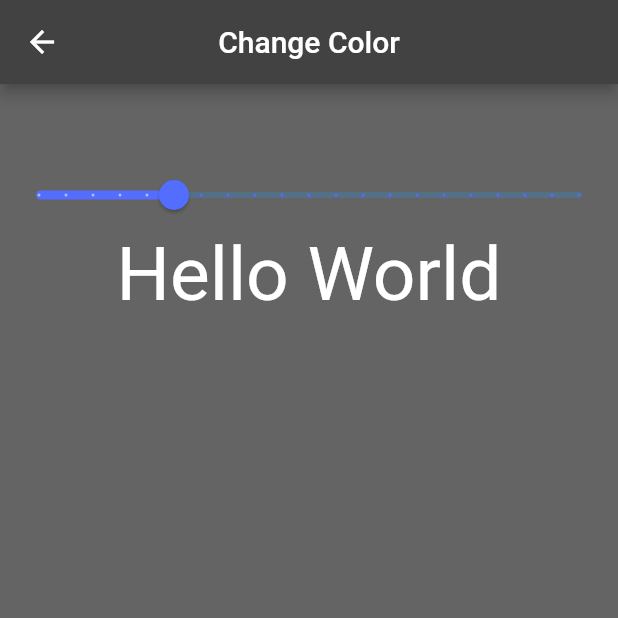
After one commit to DeijoseDevelop/proyecto_flutter_LSV, a Flutter app: the screen it shows after launch, after a tap on "Change Color", on a phone screen of 412 x 824 dp, the top half of it. The commit adds this screen. Run offline on Flutter 3.47's test engine with Material 2 defaults, Android fonts, the phone set to English and light mode, and no system bars; network calls fail.

Commit message:
add change color page

```diff
--- a/lib/src/routes/routes.dart
+++ b/lib/src/routes/routes.dart
@@ -7,6 +7,7 @@ import 'package:final_project_of_mobile/src/view/count_screen.dart';
 import 'package:final_project_of_mobile/src/view/cont_page.dart';
 import 'package:final_project_of_mobile/src/view/gallery_view.dart';
 import 'package:final_project_of_mobile/src/view/alert_view.dart';
+import 'package:final_project_of_mobile/src/view/change_color.dart';
 
 
 Map<String, WidgetBuilder> getRoutes(){
@@ -17,5 +18,6 @@ Map<String, WidgetBuilder> getRoutes(){
     '/task': (BuildContext context) => const CountScreen(),
     '/gallery': (BuildContext context) => const Gallery(),
     '/alert': (BuildContext context) => const AlertView(),
+    '/changeColor': (BuildContext context) => const ChangeColor(),
   };
 }
--- /dev/null
+++ b/lib/src/view/change_color.dart
@@ -0,0 +1,61 @@
+import 'package:flutter/material.dart';
+import 'dart:math';
+
+class ChangeColor extends StatefulWidget {
+  const ChangeColor({Key? key}) : super(key: key);
+
+  @override
+  State<ChangeColor> createState() => _ChangeColorState();
+}
+
+class _ChangeColorState extends State<ChangeColor> {
+  double _valueSlider = 100.0;
+  int color1 = 100;
+  int color2 = 100;
+  int color3 = 100;
+  int textColor1 = 255;
+  int textColor2 = 255;
+  int textColor3 = 255;
+
+  @override
+  Widget build(BuildContext context) {
+    return Scaffold(
+      backgroundColor: Color.fromRGBO(color1, color2, color3, 1),
+      appBar: AppBar(
+        title: const Text('Change Color'),
+        centerTitle: true,
+      ),
+      body: Container(
+        padding: const EdgeInsets.only(top: 50.0),
+        child: Column(
+          children: <Widget>[
+            _createSlider(),
+            Text('Hello World', style: TextStyle(color: Color.fromRGBO(textColor1, textColor2, textColor3, 1), fontSize: 50)),
+          ],
+        ),
+      ),
+    );
+  }
+
+  Widget _createSlider() {
+    return Slider(
+      activeColor: Colors.indigoAccent,
+      label: 'Colors',
+      divisions: 20,
+      value: _valueSlider,
+      min: 10.0,
+      max: 400.0,
+      onChanged: (double value) {
+        setState(() {
+          _valueSlider = value;
+          color1 = Random().nextInt(255);
+          color2 = Random().nextInt(255);
+          color3 = Random().nextInt(255);
+          textColor1 = Random().nextInt(255);
+          textColor2 = Random().nextInt(255);
+          textColor3 = Random().nextInt(255);
+        });
+      },
+    );
+  }
+}
--- a/lib/src/view/home_view.dart
+++ b/lib/src/view/home_view.dart
@@ -43,6 +43,11 @@ class HomeView extends StatelessWidget {
           title: const Text('Alert Galery'),
           onTap: () => Navigator.pushNamed(context, '/alert'),
         ),
+        ListTile(
+          leading: const Icon(Icons.change_circle),
+          title: const Text('Change Color'),
+          onTap: () => Navigator.pushNamed(context, '/changeColor'),
+        ),
       ],
     );
   }
```
